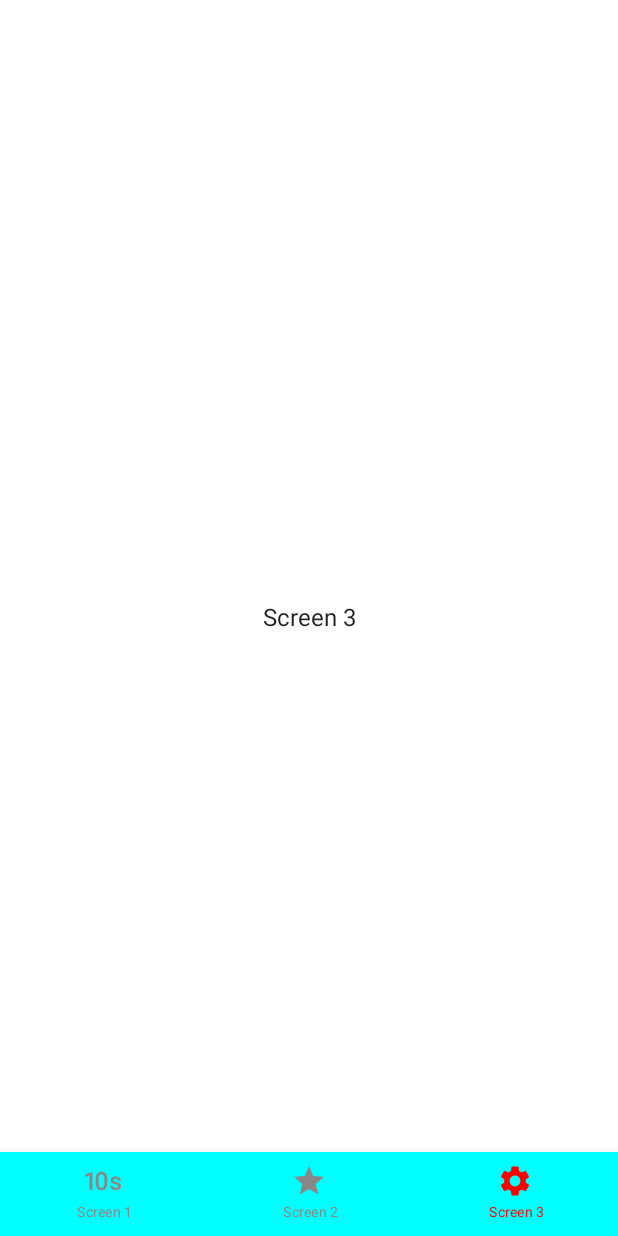
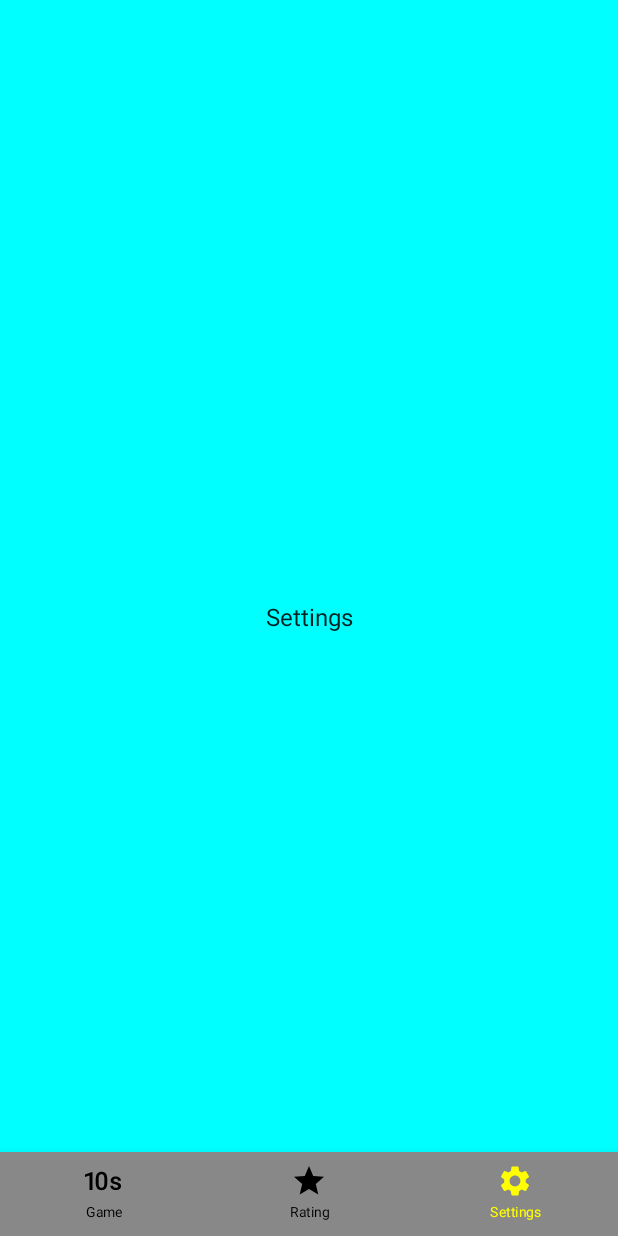
Before and after one commit to fedorov-andrii-andriiovych/10SecondsChallenge-Compose, an Android app built with Jetpack Compose: the screen it shows after launch (MainActivity), item 3 of the bottom bar chosen, on a phone screen of 412 x 824 dp. Run offline under Robolectric (Android 15) with nearby library versions, the phone set to English and light mode, and no system bars.

Commit message:
changed screens and colors

```diff
--- a/app/src/main/java/com/fedorov/andrii/andriiovych/tenseconds/bottomnavigation/BottomItem.kt
+++ b/app/src/main/java/com/fedorov/andrii/andriiovych/tenseconds/bottomnavigation/BottomItem.kt
@@ -7,7 +7,13 @@ sealed class BottomItem(
     val iconId: Int,
     val route: String
 ) {
-    object Screen1 : BottomItem("Screen 1", R.drawable.ten_secconds, "screen_1")
-    object Screen2 : BottomItem("Screen 2", R.drawable.rating, "screen_2")
-    object Screen3 : BottomItem("Screen 3", R.drawable.settings, "screen_3")
+    object Screen1 : BottomItem("Game", R.drawable.ten_secconds, SCREEN_MAIN)
+    object Screen2 : BottomItem("Rating", R.drawable.rating, SCREEN_RATING)
+    object Screen3 : BottomItem("Settings", R.drawable.settings, SCREEN_SETTINGS)
+
+    companion object {
+       const val SCREEN_MAIN= "screenMain"
+       const val SCREEN_RATING= "screenRating"
+       const val SCREEN_SETTINGS= "screenSettings"
+    }
 }
--- a/app/src/main/java/com/fedorov/andrii/andriiovych/tenseconds/bottomnavigation/BottomNavigation.kt
+++ b/app/src/main/java/com/fedorov/andrii/andriiovych/tenseconds/bottomnavigation/BottomNavigation.kt
@@ -22,7 +22,7 @@ fun BottomNavigation(
         BottomItem.Screen3
     )
     androidx.compose.material.BottomNavigation(
-        backgroundColor = Color.Cyan
+        backgroundColor = Color.Gray
     ) {
         val backStackEntry by navController.currentBackStackEntryAsState()
         val currentRoute = backStackEntry?.destination?.route
@@ -41,8 +41,8 @@ fun BottomNavigation(
                 label = {
                     Text(text = item.title, fontSize = 9.sp)
                 },
-                selectedContentColor = Color.Red,
-                unselectedContentColor = Color.Gray
+                selectedContentColor = Color.Yellow,
+                unselectedContentColor = Color.Black
             )
         }
     }
--- a/app/src/main/java/com/fedorov/andrii/andriiovych/tenseconds/bottomnavigation/NavGraph.kt
+++ b/app/src/main/java/com/fedorov/andrii/andriiovych/tenseconds/bottomnavigation/NavGraph.kt
@@ -4,6 +4,9 @@ import androidx.compose.runtime.Composable
 import androidx.navigation.NavHostController
 import androidx.navigation.compose.NavHost
 import androidx.navigation.compose.composable
+import com.fedorov.andrii.andriiovych.tenseconds.bottomnavigation.screens.GameScreen
+import com.fedorov.andrii.andriiovych.tenseconds.bottomnavigation.screens.RatingScreen
+import com.fedorov.andrii.andriiovych.tenseconds.bottomnavigation.screens.SettingsScreen
 
 @Composable
 fun NavGraph(
@@ -11,16 +14,16 @@ fun NavGraph(
 ) {
     NavHost(
         navController = navHostController,
-        startDestination = "screen_1"
+        startDestination = BottomItem.SCREEN_MAIN
     ) {
-        composable("screen_1") {
-            Screen1()
+        composable(BottomItem.SCREEN_MAIN) {
+            GameScreen()
         }
-        composable("screen_2"){
-            Screen2()
+        composable(BottomItem.SCREEN_RATING){
+            RatingScreen()
         }
-        composable ("screen_3"){
-            Screen3()
+        composable (BottomItem.SCREEN_SETTINGS){
+            SettingsScreen()
         }
     }
 }
--- a/app/src/main/java/com/fedorov/andrii/andriiovych/tenseconds/bottomnavigation/Screens.kt
+++ /dev/null
@@ -1,42 +0,0 @@
-package com.fedorov.andrii.andriiovych.tenseconds.bottomnavigation
-
-import androidx.compose.foundation.layout.fillMaxSize
-import androidx.compose.foundation.layout.wrapContentHeight
-import androidx.compose.material.Text
-import androidx.compose.runtime.Composable
-import androidx.compose.ui.Modifier
-import androidx.compose.ui.text.style.TextAlign
-
-
-@Composable
-fun Screen1() {
-    Text(
-        modifier = Modifier
-            .fillMaxSize()
-            .wrapContentHeight(),
-        text = "Screen 1",
-        textAlign = TextAlign.Center
-    )
-}
-
-@Composable
-fun Screen2() {
-    Text(
-        modifier = Modifier
-            .fillMaxSize()
-            .wrapContentHeight(),
-        text = "Screen 2",
-        textAlign = TextAlign.Center
-    )
-}
-
-@Composable
-fun Screen3() {
-    Text(
-        modifier = Modifier
-            .fillMaxSize()
-            .wrapContentHeight(),
-        text = "Screen 3",
-        textAlign = TextAlign.Center
-    )
-}
--- /dev/null
+++ b/app/src/main/java/com/fedorov/andrii/andriiovych/tenseconds/bottomnavigation/screens/GameScreen.kt
@@ -0,0 +1,25 @@
+package com.fedorov.andrii.andriiovych.tenseconds.bottomnavigation.screens
+
+import androidx.compose.foundation.background
+import androidx.compose.foundation.layout.Box
+import androidx.compose.foundation.layout.fillMaxSize
+import androidx.compose.foundation.layout.wrapContentHeight
+import androidx.compose.material.Text
+import androidx.compose.runtime.Composable
+import androidx.compose.ui.Modifier
+import androidx.compose.ui.graphics.Color
+import androidx.compose.ui.text.style.TextAlign
+
+@Composable
+fun GameScreen(
+) {
+    Box(Modifier.background(Color.Cyan)) {
+        Text(
+            modifier = Modifier
+                .fillMaxSize()
+                .wrapContentHeight(),
+            text = "Game",
+            textAlign = TextAlign.Center
+        )
+    }
+}
--- /dev/null
+++ b/app/src/main/java/com/fedorov/andrii/andriiovych/tenseconds/bottomnavigation/screens/RatingScreen.kt
@@ -0,0 +1,24 @@
+package com.fedorov.andrii.andriiovych.tenseconds.bottomnavigation.screens
+
+import androidx.compose.foundation.background
+import androidx.compose.foundation.layout.Box
+import androidx.compose.foundation.layout.fillMaxSize
+import androidx.compose.foundation.layout.wrapContentHeight
+import androidx.compose.material.Text
+import androidx.compose.runtime.Composable
+import androidx.compose.ui.Modifier
+import androidx.compose.ui.graphics.Color
+import androidx.compose.ui.text.style.TextAlign
+
+@Composable
+fun RatingScreen() {
+    Box(Modifier.background(Color.Cyan)) {
+        Text(
+            modifier = Modifier
+                .fillMaxSize()
+                .wrapContentHeight(),
+            text = "Rating",
+            textAlign = TextAlign.Center
+        )
+    }
+}
--- /dev/null
+++ b/app/src/main/java/com/fedorov/andrii/andriiovych/tenseconds/bottomnavigation/screens/SettingsScreen.kt
@@ -0,0 +1,24 @@
+package com.fedorov.andrii.andriiovych.tenseconds.bottomnavigation.screens
+
+import androidx.compose.foundation.background
+import androidx.compose.foundation.layout.Box
+import androidx.compose.foundation.layout.fillMaxSize
+import androidx.compose.foundation.layout.wrapContentHeight
+import androidx.compose.material.Text
+import androidx.compose.runtime.Composable
+import androidx.compose.ui.Modifier
+import androidx.compose.ui.graphics.Color
+import androidx.compose.ui.text.style.TextAlign
+
+@Composable
+fun SettingsScreen(){
+    Box(Modifier.background(Color.Cyan)) {
+        Text(
+            modifier = Modifier
+                .fillMaxSize()
+                .wrapContentHeight(),
+            text = "Settings",
+            textAlign = TextAlign.Center
+        )
+    }
+}
--- a/app/src/main/res/values/colors.xml
+++ b/app/src/main/res/values/colors.xml
@@ -7,4 +7,5 @@
     <color name="teal_700">#FF018786</color>
     <color name="black">#FF000000</color>
     <color name="white">#FFFFFFFF</color>
+    <color name="grey">#9E9E9E</color>
 </resources>
--- a/app/src/main/res/values/themes.xml
+++ b/app/src/main/res/values/themes.xml
@@ -2,6 +2,6 @@
 <resources>
 
     <style name="Theme.TenSeconds" parent="android:Theme.Material.Light.NoActionBar">
-        <item name="android:statusBarColor">@color/purple_700</item>
+        <item name="android:statusBarColor">@color/grey</item>
     </style>
 </resources>
```
